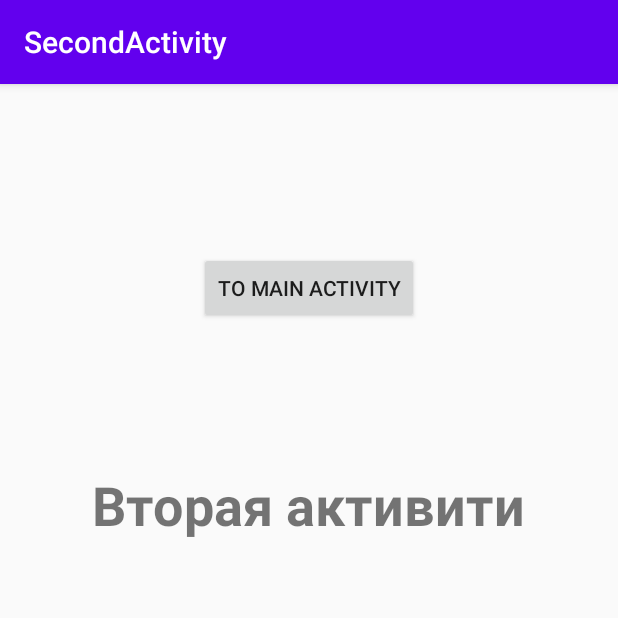
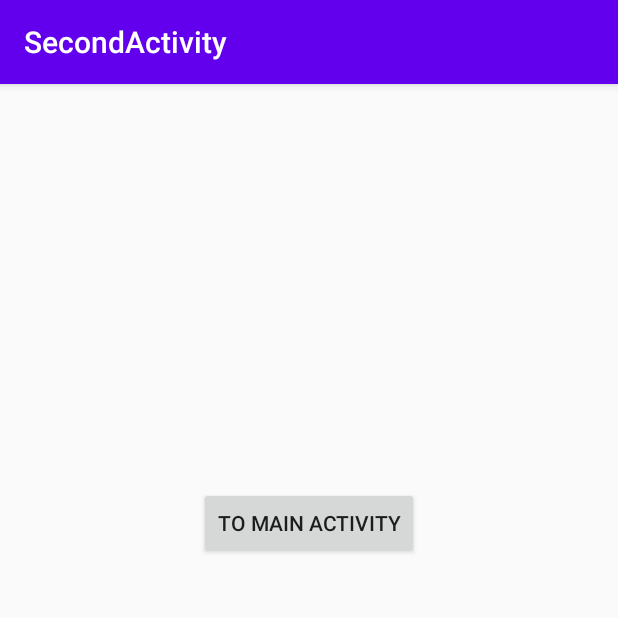
Before and after one commit to Serggithub777/android-basic-level, an Android app: the screen it shows after launch (SecondActivity), after a tap on "TO SECOND ACTIVITY", on a phone screen of 412 x 824 dp, the top half of it. Run offline under Robolectric (Android 15) with nearby library versions, the phone set to English and light mode, and no system bars.

Commit message:
Передаем данные (строку) из MainActivity в SecondActivity в интенте и извлекаем во второй активити

```diff
--- /dev/null
+++ b/Lesson_4/SecondActivity/app/src/main/java/com/example/secondactivity/Constants.java
@@ -0,0 +1,5 @@
+package com.example.secondactivity;
+
+public interface Constants {
+    String KEY_TEXT = "com.example.secondactivity.TEXT";//в ключ добавлен путь к нему
+}
--- a/Lesson_4/SecondActivity/app/src/main/java/com/example/secondactivity/MainActivity.java
+++ b/Lesson_4/SecondActivity/app/src/main/java/com/example/secondactivity/MainActivity.java
@@ -6,19 +6,24 @@ import android.content.Intent;
 import android.os.Bundle;
 import android.view.View;
 import android.widget.Button;
+import android.widget.EditText;
 
-public class MainActivity extends AppCompatActivity {
+public class MainActivity extends AppCompatActivity implements Constants{
 
     @Override
     protected void onCreate(Bundle savedInstanceState) {
         super.onCreate(savedInstanceState);
         setContentView(R.layout.activity_main);
 
+        final EditText textToSecondActivity = findViewById(R.id.editTextMainActivity);
+
         Button buttonToCecondActivity = findViewById(R.id.buttonMainActivity);
         buttonToCecondActivity.setOnClickListener(new View.OnClickListener() {
             @Override
             public void onClick(View v) {
+                String txt = textToSecondActivity.getText().toString();
                Intent intent = new Intent(getApplicationContext(), SecondActivity.class);
+                intent.putExtra(KEY_TEXT, txt);
                startActivity(intent);
             }
         });
--- a/Lesson_4/SecondActivity/app/src/main/java/com/example/secondactivity/SecondActivity.java
+++ b/Lesson_4/SecondActivity/app/src/main/java/com/example/secondactivity/SecondActivity.java
@@ -5,20 +5,25 @@ import androidx.appcompat.app.AppCompatActivity;
 import android.os.Bundle;
 import android.view.View;
 import android.widget.Button;
+import android.widget.TextView;
 
-public class SecondActivity extends AppCompatActivity {
+public class SecondActivity extends AppCompatActivity implements Constants{
 
     @Override
     protected void onCreate(Bundle savedInstanceState) {
         super.onCreate(savedInstanceState);
         setContentView(R.layout.activity_second);
 
+        String text = getIntent().getStringExtra(KEY_TEXT);
+        TextView textViewFromMain = findViewById(R.id.textViewSecondActivity);
+        textViewFromMain.setText(text);
+
         Button buttonToMainActivity = findViewById(R.id.buttonSecondActivity);
         buttonToMainActivity.setOnClickListener(new View.OnClickListener() {
             @Override
             public void onClick(View v) {
-                onBackPressed();
-
+                //onBackPressed();
+                finish();
             }
         });
     }
--- a/Lesson_4/SecondActivity/app/src/main/res/layout/activity_second.xml
+++ b/Lesson_4/SecondActivity/app/src/main/res/layout/activity_second.xml
@@ -5,15 +5,16 @@
     android:layout_width="match_parent"
     android:layout_height="match_parent"
     tools:context=".SecondActivity">
+
     <Button
         android:id="@+id/buttonSecondActivity"
         android:layout_width="wrap_content"
         android:layout_height="wrap_content"
-        android:layout_marginTop="112dp"
+        android:layout_marginTop="96dp"
         android:text="@string/buttonSecondActivity"
         app:layout_constraintEnd_toEndOf="parent"
         app:layout_constraintStart_toStartOf="parent"
-        app:layout_constraintTop_toTopOf="parent" />
+        app:layout_constraintTop_toBottomOf="@+id/textView" />
 
     <TextView
         android:id="@+id/textViewSecondActivity"
@@ -26,4 +27,15 @@
         app:layout_constraintEnd_toEndOf="@+id/buttonSecondActivity"
         app:layout_constraintStart_toStartOf="@+id/buttonSecondActivity"
         app:layout_constraintTop_toBottomOf="@+id/buttonSecondActivity" />
+
+    <TextView
+        android:id="@+id/textView"
+        android:layout_width="wrap_content"
+        android:layout_height="wrap_content"
+        android:layout_marginTop="124dp"
+        android:text="@string/textviewFromMainActivity"
+        android:textSize="36sp"
+        app:layout_constraintEnd_toEndOf="parent"
+        app:layout_constraintStart_toStartOf="parent"
+        app:layout_constraintTop_toTopOf="parent" />
 </androidx.constraintlayout.widget.ConstraintLayout>
--- a/Lesson_4/SecondActivity/app/src/main/res/values/strings.xml
+++ b/Lesson_4/SecondActivity/app/src/main/res/values/strings.xml
@@ -4,4 +4,6 @@
     <string name="textviewMainActivity">Первая активити</string>
     <string name="textviewSecondActivity">Вторая активити</string>
     <string name="buttonSecondActivity">to main activity</string>
+    <string name="editTextMainActivity" />
+    <string name="textviewFromMainActivity" />
 </resources>
```
Also changed, not shown: Lesson_4/SecondActivity/app/src/main/res/layout/activity_main.xml (+15 -2 lines).
